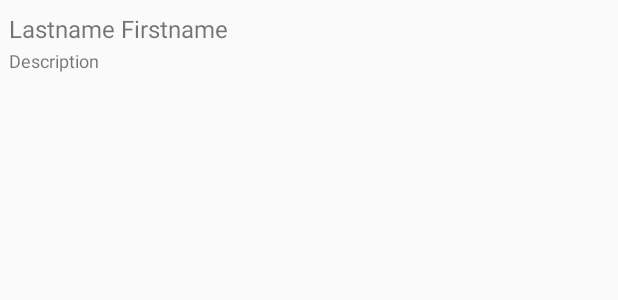
After one commit to dlai87/spine, an Android app: the layout patient_line.xml on its own in the app's theme, with its tools: preview values and no code run, on a phone screen of 412 x 824 dp. The commit adds this screen. Shown: the top 300 px of the screen. Run offline under Robolectric (Android 15) with nearby library versions, the phone set to English and light mode, and no system bars; Roboto replaces fonts that are not available here.

Commit message:
Implement a very basic version of add/list patients.

```diff
--- /dev/null
+++ b/app/src/main/res/layout/patient_line.xml
@@ -0,0 +1,39 @@
+<RelativeLayout xmlns:android="http://schemas.android.com/apk/res/android"
+    android:layout_width="fill_parent"
+    android:layout_height="?android:attr/listPreferredItemHeight"
+    android:padding="6dip" >
+
+    <ImageView
+        android:id="@+id/patient_line_avatar"
+        android:layout_width="wrap_content"
+        android:layout_height="fill_parent"
+        android:layout_alignParentBottom="true"
+        android:layout_alignParentTop="true"
+        android:layout_marginRight="6dip"
+        android:contentDescription="Patient Avatar" />
+    <TextView
+        android:id="@+id/patient_line_sidehead"
+        android:layout_width="fill_parent"
+        android:layout_height="26dip"
+        android:layout_alignParentBottom="true"
+        android:layout_alignParentRight="true"
+        android:layout_toRightOf="@id/icon"
+        android:ellipsize="marquee"
+        android:maxLines="1"
+        android:text="Description"
+        android:textSize="12sp" />
+
+    <TextView
+        android:id="@+id/patient_line_headline"
+        android:layout_width="fill_parent"
+        android:layout_height="wrap_content"
+        android:layout_above="@id/patient_line_sidehead"
+        android:layout_alignParentRight="true"
+        android:layout_alignParentTop="true"
+        android:layout_alignWithParentIfMissing="true"
+        android:layout_toRightOf="@id/icon"
+        android:gravity="center_vertical"
+        android:text="Lastname Firstname"
+        android:textSize="16sp" />
+
+</RelativeLayout>
--- a/build.gradle
+++ b/build.gradle
@@ -6,7 +6,7 @@ buildscript {
 
     }
     dependencies {
-        classpath 'com.android.tools.build:gradle:2.3.2'
+        classpath 'com.android.tools.build:gradle:2.3.3'
 
         // NOTE: Do not place your application dependencies here; they belong
         // in the individual module build.gradle files
```
Also changed, not shown: app/src/main/java/com/vasomedical/spinetracer/fragment/patientInfo/PatientInfoFragment.java (+50 -5 lines), 2 other files.
